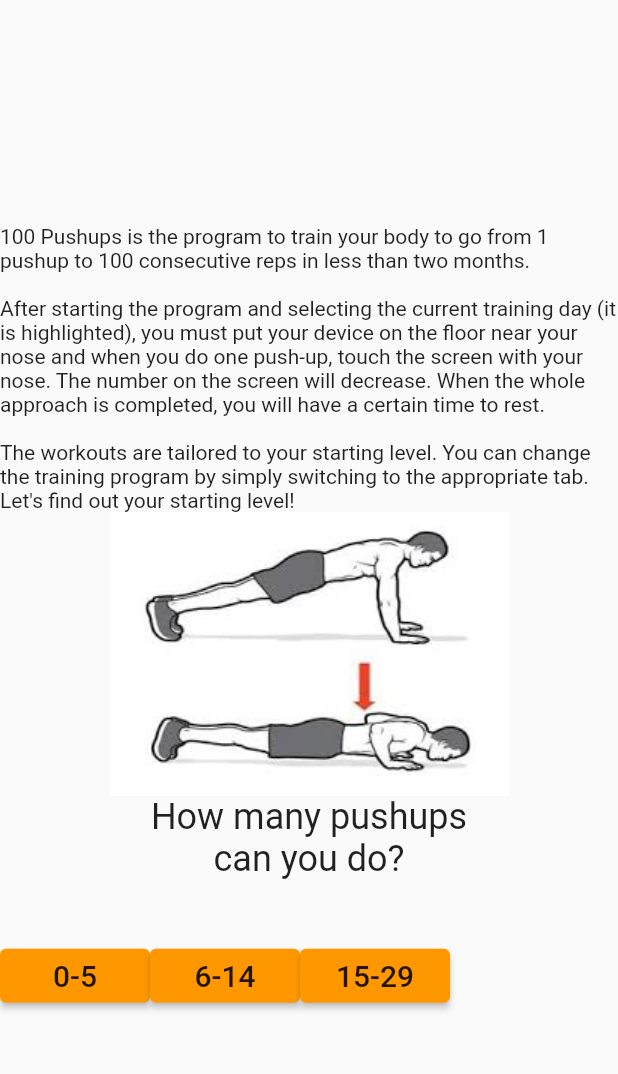
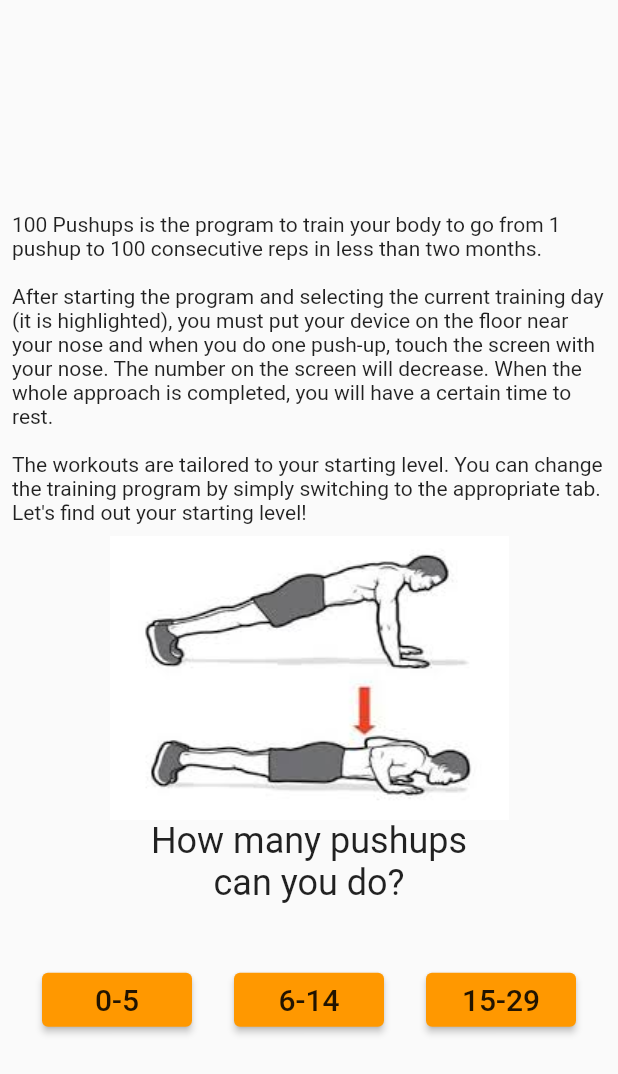
Before and after one commit to dariagorlova/pushups_app, a Flutter app: the screen it shows after launch, on a phone screen of 412 x 824 dp. Shown: the top 1074 px of the screen. Run offline on Flutter 3.47's test engine with Material 2 defaults, Android fonts, the phone set to English and light mode, and no system bars; our stand-ins replace auto_route, bloc, flutter_bloc, freezed_annotation, get_it, injectable and 1 more; missing offline and left inert: i69n.

Commit message:
Adjust start screen layout

```diff
--- a/lib/features/list/screen/widgets/select_training_program_view.dart
+++ b/lib/features/list/screen/widgets/select_training_program_view.dart
@@ -13,7 +13,10 @@ class SelectTrainingProgramView extends StatelessWidget {
         child: Column(
           mainAxisAlignment: MainAxisAlignment.center,
           children: [
-            Text(AppLocalizations.of(context).description),
+            Padding(
+              padding: const EdgeInsets.all(8),
+              child: Text(AppLocalizations.of(context).description),
+            ),
             Image.asset('assets/images/pushups.jpeg'),
             Text(
               AppLocalizations.of(context).startQuestion,
@@ -24,6 +27,7 @@ class SelectTrainingProgramView extends StatelessWidget {
               height: 40,
             ),
             Row(
+              mainAxisAlignment: MainAxisAlignment.spaceEvenly,
               children: const [
                 _SelectTrainingProgramButton(title: '0-5', program: 0),
                 _SelectTrainingProgramButton(title: '6-14', program: 1),
```
